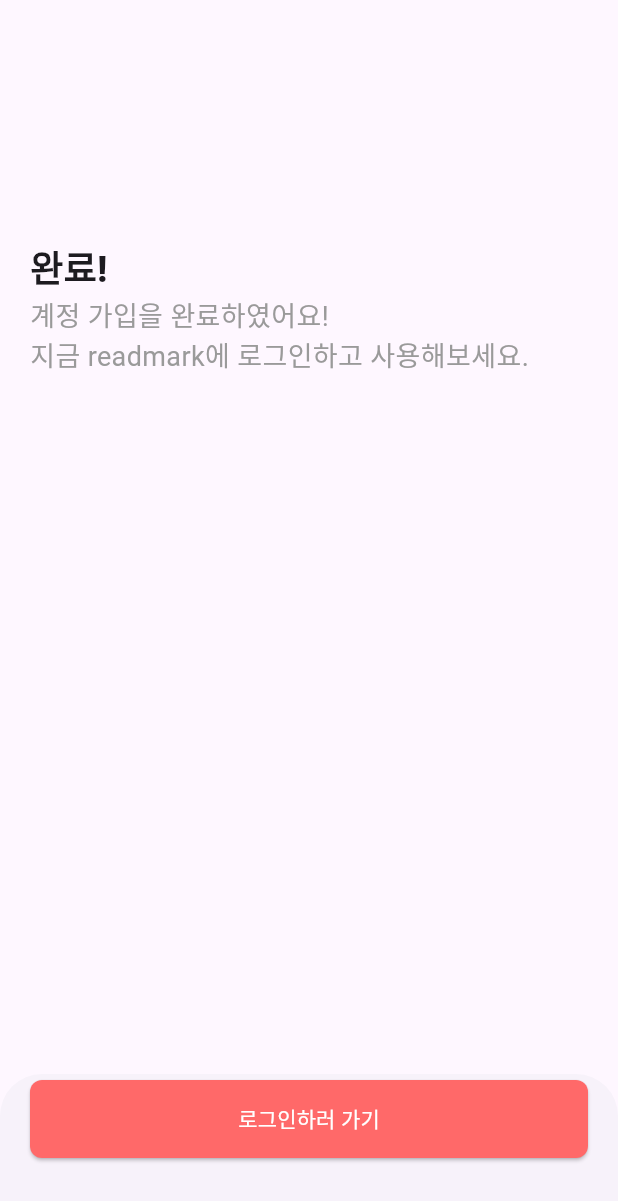
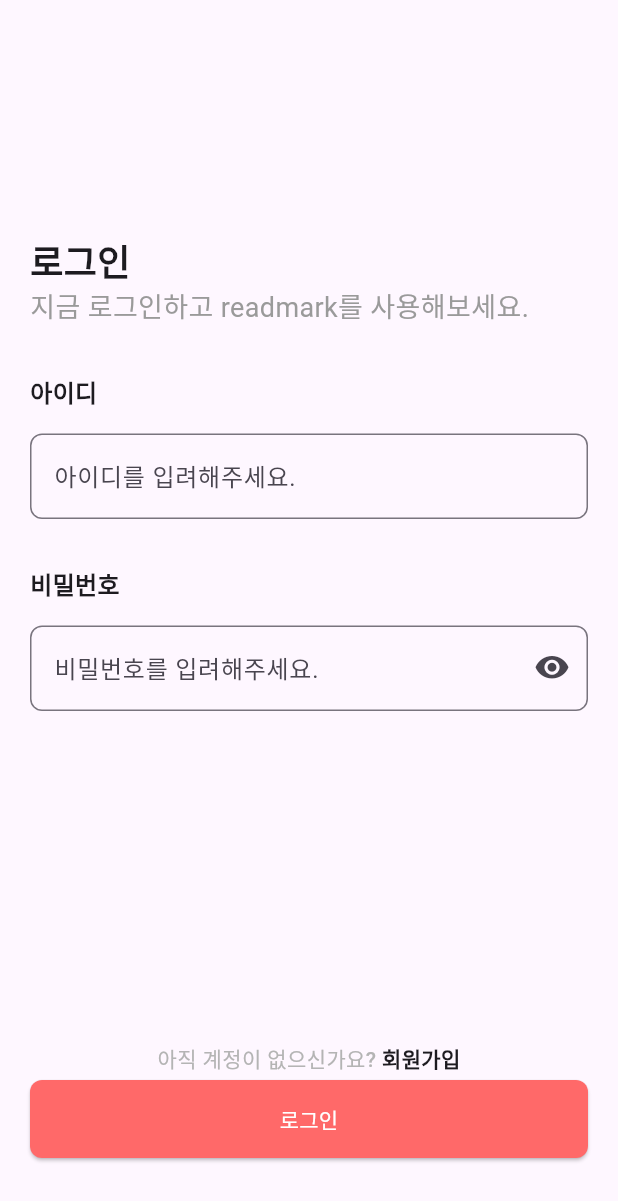
Before and after one commit to ReadMark/ReadMark_Flutter_code, a Flutter app: the SignCompletePage screen opened directly, after a tap on "로그인하러 가기", on a phone screen of 412 x 824 dp. Shown: the top 1201 px of the screen. Run offline on Flutter 3.47's test engine with Material 3 defaults, Android fonts, the phone set to English and light mode, and no system bars.

Commit message:
commit(password) : add obscureText

```diff
--- /dev/null
+++ b/readmark/lib/component/text_input_field.dart
@@ -0,0 +1,48 @@
+import 'package:flutter/material.dart';
+
+class TextInputField extends StatefulWidget {
+  final String acting;
+  final bool src;
+
+  const TextInputField({super.key, required this.acting, this.src = false});
+
+  @override
+  State<TextInputField> createState() => _TextInputFieldState();
+}
+
+class _TextInputFieldState extends State<TextInputField> {
+  @override
+  bool _obscure = true;
+
+  void initState() {
+    super.initState();
+    _obscure = widget.src; // src=true일 때만 감춤 시작
+  }
+
+  Widget build(BuildContext context) {
+    return Padding(
+      padding: EdgeInsets.only(left: 20, right: 20, top: 16),
+      child: TextField(
+        obscureText: widget.src ? _obscure : false,
+        decoration: InputDecoration(
+          hintText: widget.acting,
+          border: OutlineInputBorder(borderRadius: BorderRadius.circular(8)),
+          suffixIcon: widget.src
+              ? IconButton(
+                  icon: Icon(
+                    _obscure
+                        ? Icons.visibility_rounded
+                        : Icons.visibility_off_rounded,
+                  ),
+                  onPressed: () {
+                    setState(() {
+                      _obscure = !_obscure;
+                    });
+                  },
+                )
+              : null,
+        ),
+      ),
+    );
+  }
+}
--- a/readmark/lib/login/login_main_page.dart
+++ b/readmark/lib/login/login_main_page.dart
@@ -1,10 +1,109 @@
 import 'package:flutter/material.dart';
+import 'package:flutter/rendering.dart';
+import 'package:readmark/component/next_button_layout.dart';
+import 'package:readmark/component/text_input_field.dart';
+import 'package:readmark/login/sign_main_page.dart';
 
 class LoginMainPage extends StatelessWidget {
   const LoginMainPage({super.key});
 
   @override
   Widget build(BuildContext context) {
-    return const Placeholder();
+    return Scaffold(
+      body: Column(
+        children: [
+          InfoText(),
+
+          UsetInfoInput(act: "아이디", action: "아이디를 입려해주세요."),
+          UsetInfoInput(act: "비밀번호", action: "비밀번호를 입려해주세요.", src: true),
+
+          Spacer(flex: 1),
+          SecondInfoText(onPressed: () {}),
+          NextButtonLayout(onPressed: () {}, acting: "로그인"),
+          SizedBox(height: 52),
+        ],
+      ),
+    );
   }
 }
+
+class InfoText extends StatelessWidget {
+  const InfoText({super.key});
+
+  @override
+  Widget build(BuildContext context) {
+    return Padding(
+      padding: EdgeInsets.only(left: 20, top: 157),
+      child: Column(
+        mainAxisAlignment: MainAxisAlignment.start,
+        crossAxisAlignment: CrossAxisAlignment.stretch,
+        children: [
+          Text(
+            "로그인",
+            style: TextStyle(fontSize: 24, fontWeight: FontWeight.w800),
+          ),
+          Text(
+            "지금 로그인하고 readmark를 사용해보세요.",
+            style: TextStyle(fontSize: 18, color: Color(0xFF9A9A9A)),
+          ),
+        ],
+      ),
+    );
+  }
+}
+
+class SecondInfoText extends StatelessWidget {
+  final VoidCallback onPressed;
+
+  const SecondInfoText({super.key, required this.onPressed});
+
+  @override
+  Widget build(BuildContext context) {
+    return Row(
+      mainAxisAlignment: MainAxisAlignment.center,
+      children: [
+        Text(
+          "아직 계정이 없으신가요? ",
+          style: TextStyle(
+            fontWeight: FontWeight.w500,
+            color: Color(0xFFB4B4B4),
+          ),
+        ),
+        GestureDetector(
+          onTap: onPressed,
+          child: Text("회원가입", style: TextStyle(fontWeight: FontWeight.w800)),
+        ),
+      ],
+    );
+  }
+}
+
+class UsetInfoInput extends StatelessWidget {
+  final String act;
+  final String action;
+  final bool src;
+
+  const UsetInfoInput({
+    super.key,
+    required this.act,
+    required this.action,
+    this.src = false,
+  });
+
+  @override
+  Widget build(BuildContext context) {
+    return Column(
+      crossAxisAlignment: CrossAxisAlignment.stretch,
+      children: [
+        Padding(
+          padding: EdgeInsets.only(left: 20, top: 32),
+          child: Text(
+            act,
+            style: TextStyle(fontWeight: FontWeight.w800, fontSize: 16),
+          ),
+        ),
+        TextInputField(acting: action, src: src),
+      ],
+    );
+  }
+}
--- a/readmark/lib/login/main_page.dart
+++ b/readmark/lib/login/main_page.dart
@@ -23,7 +23,7 @@ class _LoginMainPageState extends State<MainPage> {
             Image.asset("assets/img/readmark.png"),
 
             Spacer(flex: 1),
-            infoText(onPressed: signStart),
+            InfoText(onPressed: signStart),
             nextButton(onPressed: loginStart),
             SizedBox(height: 52),
           ],
@@ -53,10 +53,10 @@ class _LoginMainPageState extends State<MainPage> {
   }
 }
 
-class infoText extends StatelessWidget {
+class InfoText extends StatelessWidget {
   final VoidCallback onPressed;
 
-  const infoText({super.key, required this.onPressed});
+  const InfoText({super.key, required this.onPressed});
 
   @override
   Widget build(BuildContext context) {
--- a/readmark/lib/login/sign_complete_page.dart
+++ b/readmark/lib/login/sign_complete_page.dart
@@ -1,23 +1,44 @@
 import 'package:flutter/material.dart';
 import 'package:readmark/component/next_button_layout.dart';
+import 'package:readmark/login/login_main_page.dart';
 
-class SignCompletePage extends StatelessWidget {
+class SignCompletePage extends StatefulWidget {
   const SignCompletePage({super.key});
 
   @override
+  State<SignCompletePage> createState() => _SignCompletePageState();
+}
+
+class _SignCompletePageState extends State<SignCompletePage> {
+  @override
   Widget build(BuildContext context) {
-    return Scaffold(bottomSheet: NextNottomButton(), body: InfoText());
+    return Scaffold(
+      bottomSheet: NextNottomButton(onPressed: nextPage),
+      body: InfoText(),
+    );
+  }
+
+  nextPage() {
+    Navigator.of(context).push(
+      MaterialPageRoute(
+        builder: (BuildContext context) {
+          return LoginMainPage();
+        },
+      ),
+    );
   }
 }
 
 class NextNottomButton extends StatelessWidget {
-  const NextNottomButton({super.key});
+  final VoidCallback onPressed;
+
+  const NextNottomButton({super.key, required this.onPressed});
 
   @override
   Widget build(BuildContext context) {
     return Padding(
       padding: const EdgeInsets.only(bottom: 52),
-      child: NextButtonLayout(onPressed: () {}, acting: "로그인하러 가기"),
+      child: NextButtonLayout(onPressed: onPressed, acting: "로그인하러 가기"),
     );
   }
 }
```
